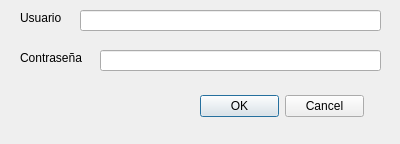
Above: Login.ui from Rocafuerte330/Proyecto-Final before the change. Below: the same form after it.
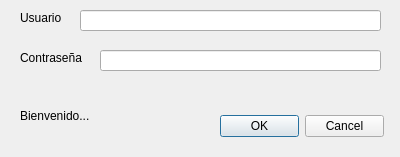
That is the form after the change.

Patch:
```diff
--- a/Login.ui
+++ b/Login.ui
@@ -7,7 +7,7 @@
     <x>0</x>
     <y>0</y>
     <width>400</width>
-    <height>144</height>
+    <height>157</height>
    </rect>
   </property>
   <property name="windowTitle">
@@ -16,8 +16,8 @@
   <widget class="QDialogButtonBox" name="buttonBox">
    <property name="geometry">
     <rect>
-     <x>200</x>
-     <y>90</y>
+     <x>220</x>
+     <y>110</y>
      <width>164</width>
      <height>32</height>
     </rect>
@@ -75,6 +75,19 @@
     </rect>
    </property>
   </widget>
+  <widget class="QLabel" name="label">
+   <property name="geometry">
+    <rect>
+     <x>20</x>
+     <y>90</y>
+     <width>171</width>
+     <height>51</height>
+    </rect>
+   </property>
+   <property name="text">
+    <string>Bienvenido...</string>
+   </property>
+  </widget>
  </widget>
  <resources/>
  <connections>
```
